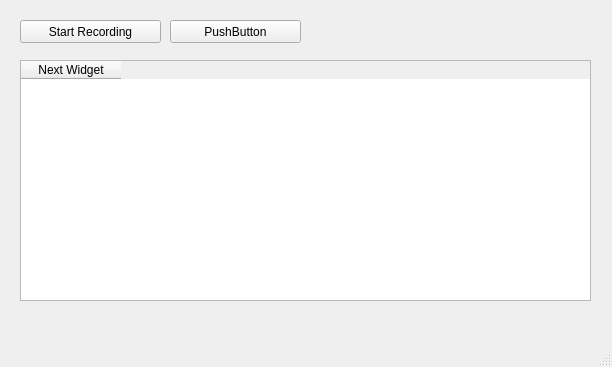
Above: TutorialMaker/Resources/UI/TutorialEditor.ui from SlicerLatinAmerica/TutorialMaker before the change. Below: the same form after it.
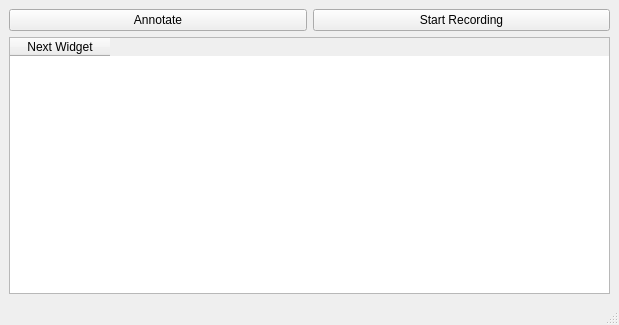
That is the form after the change.

Commit message: fix ui of tutoria editor and create logic for table widget

```diff
--- a/TutorialMaker/Resources/UI/TutorialEditor.ui
+++ b/TutorialMaker/Resources/UI/TutorialEditor.ui
@@ -6,8 +6,8 @@
    <rect>
     <x>0</x>
     <y>0</y>
-    <width>612</width>
-    <height>367</height>
+    <width>619</width>
+    <height>325</height>
    </rect>
   </property>
   <property name="baseSize">
@@ -20,47 +20,35 @@
    <string>TutorialEditor</string>
   </property>
   <widget class="QWidget" name="centralwidget">
+   <layout class="QVBoxLayout" name="verticalLayout_4">
+    <item>
+     <layout class="QHBoxLayout" name="horizontalLayout_3">
+      <item>
+       <widget class="QPushButton" name="pushButtonAnnotate">
+        <property name="text">
+         <string>Annotate</string>
+        </property>
+       </widget>
+      </item>
+      <item>
    <widget class="QPushButton" name="pushButtonStartStopRecord">
-    <property name="geometry">
-     <rect>
-      <x>20</x>
-      <y>20</y>
-      <width>141</width>
-      <height>23</height>
-     </rect>
-    </property>
     <property name="text">
      <string>Start Recording</string>
     </property>
    </widget>
+      </item>
+     </layout>
+    </item>
+    <item>
    <widget class="QTableWidget" name="tableWidgetStates">
-    <property name="geometry">
-     <rect>
-      <x>20</x>
-      <y>60</y>
-      <width>571</width>
-      <height>241</height>
-     </rect>
-    </property>
     <column>
      <property name="text">
       <string>Next Widget</string>
      </property>
     </column>
    </widget>
-   <widget class="QPushButton" name="pushButtonAnnotate">
-    <property name="geometry">
-     <rect>
-      <x>170</x>
-      <y>20</y>
-      <width>131</width>
-      <height>23</height>
-     </rect>
-    </property>
-    <property name="text">
-     <string>PushButton</string>
-    </property>
-   </widget>
+    </item>
+   </layout>
   </widget>
   <widget class="QMenuBar" name="menubar">
    <property name="geometry">
```
Left out of the diff: 4 changed lines with no effect on the pictures. Lines whose indentation alone changed are shown as unchanged. The commit also changes 2 other files.
